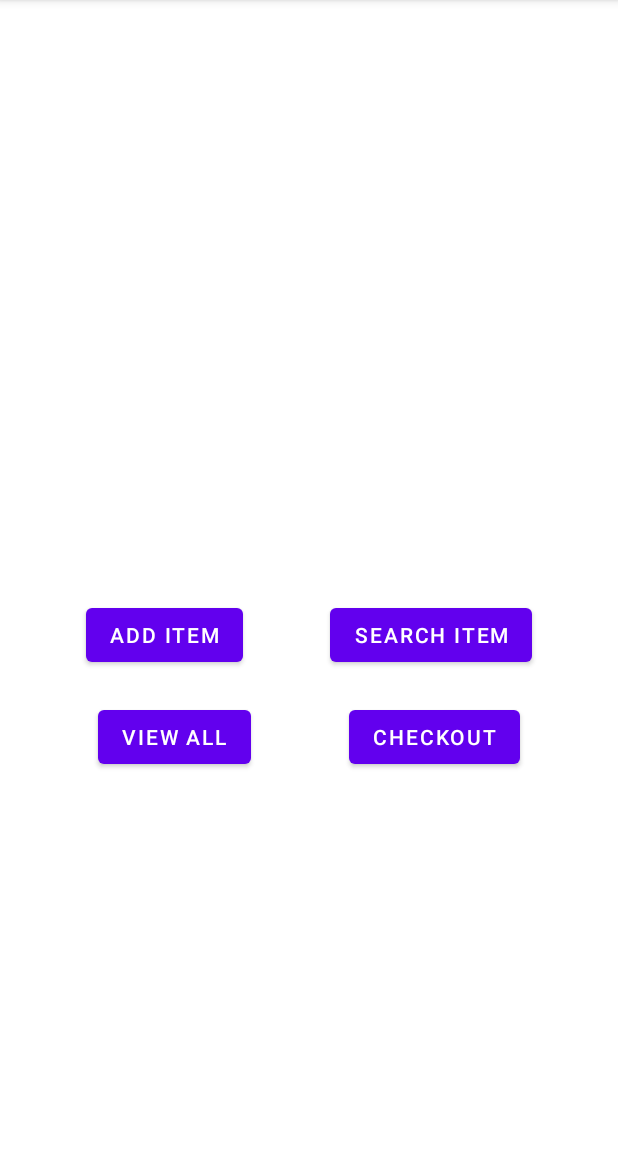
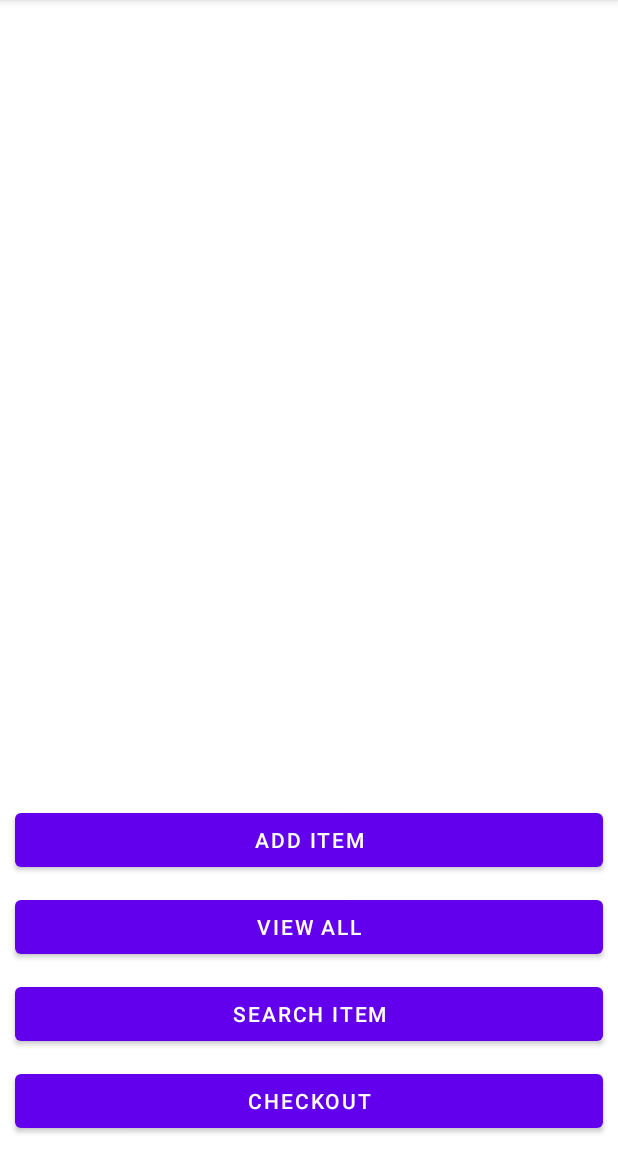
Before and after one commit to MinaSaad47/mms, an Android app: the screen it shows after launch (MainActivity), on a phone screen of 412 x 824 dp, the part 84-1236 px from its top. Run offline under Robolectric (Android 15) with nearby library versions, the phone set to English and light mode, and no system bars.

Commit message:
completed essential (kind of)

```diff
--- a/app/src/main/res/layout/activity_main.xml
+++ b/app/src/main/res/layout/activity_main.xml
@@ -6,25 +6,6 @@
     android:layout_width="match_parent"
     android:layout_height="match_parent"
     tools:context=".MainActivity">
-
-    <Button
-        android:id="@+id/btn_addItem"
-        android:layout_width="wrap_content"
-        android:layout_height="wrap_content"
-        android:layout_marginTop="50dp"
-        android:text="Add Item"
-        app:layout_constraintEnd_toStartOf="@+id/btn_searchItem"
-        app:layout_constraintStart_toStartOf="parent"
-        app:layout_constraintTop_toBottomOf="@+id/imageView" />
-
-    <Button
-        android:id="@+id/btn_searchItem"
-        android:layout_width="wrap_content"
-        android:layout_height="wrap_content"
-        android:text="Search Item"
-        app:layout_constraintEnd_toEndOf="parent"
-        app:layout_constraintStart_toEndOf="@+id/btn_addItem"
-        app:layout_constraintTop_toTopOf="@+id/btn_addItem" />
 
     <ImageView
         android:id="@+id/imageView"
@@ -37,21 +18,41 @@
         tools:srcCompat="@tools:sample/avatars" />
 
     <Button
+        android:id="@+id/btn_addItem"
+        android:layout_width="fill_parent"
+        android:layout_height="wrap_content"
+        android:layout_margin="10dp"
+        android:layout_marginBottom="10dp"
+        android:text="Add Item"
+        app:layout_constraintBottom_toTopOf="@+id/btn_viewAll"
+        app:layout_constraintEnd_toEndOf="parent"
+        app:layout_constraintStart_toStartOf="parent" />
+
+    <Button
+        android:id="@+id/btn_searchItem"
+        android:layout_width="fill_parent"
+        android:layout_height="wrap_content"
+        android:layout_margin="10dp"
+        android:text="Search Item"
+        app:layout_constraintBottom_toTopOf="@+id/btn_checkOut"
+        app:layout_constraintEnd_toEndOf="@+id/btn_viewAll" />
+
+    <Button
         android:id="@+id/btn_viewAll"
-        android:layout_width="wrap_content"
+        android:layout_width="fill_parent"
         android:layout_height="wrap_content"
-        android:layout_marginTop="20dp"
+        android:layout_margin="10dp"
+        android:layout_marginBottom="16dp"
         android:text="View All"
-        app:layout_constraintEnd_toStartOf="@+id/btn_checkOut"
-        app:layout_constraintStart_toStartOf="parent"
-        app:layout_constraintTop_toBottomOf="@+id/btn_addItem" />
+        app:layout_constraintBottom_toTopOf="@+id/btn_searchItem"
+        app:layout_constraintEnd_toEndOf="@+id/btn_addItem" />
 
     <Button
         android:id="@+id/btn_checkOut"
-        android:layout_width="wrap_content"
+        android:layout_width="fill_parent"
         android:layout_height="wrap_content"
+        android:layout_margin="10dp"
         android:text="Checkout"
-        app:layout_constraintEnd_toEndOf="parent"
-        app:layout_constraintStart_toEndOf="@+id/btn_viewAll"
-        app:layout_constraintTop_toTopOf="@+id/btn_viewAll" />
+        app:layout_constraintBottom_toBottomOf="parent"
+        app:layout_constraintEnd_toEndOf="@+id/btn_searchItem" />
 </androidx.constraintlayout.widget.ConstraintLayout>
```
Also changed, not shown: app/src/main/java/com/example/marketmanagementsystem/AppDatabase.java (+14 -6 lines), app/src/main/java/com/example/marketmanagementsystem/ItemCheckoutActivity.java (+6 -1 lines).
